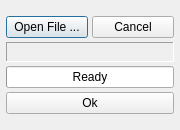
Above: OCTview3R/openpoly.ui from janlazer/UKE-OCTview3R before the change. Below: the same form after it.
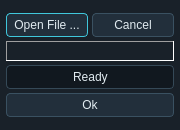
That is the form after the change. Icons and pictures are not drawn.

Commit message: Refresh Designer-driven UI, paper, and release materials

```diff
--- a/OCTview3R/openpoly.ui
+++ b/OCTview3R/openpoly.ui
@@ -2,6 +2,405 @@
 <ui version="4.0">
  <class>OpenPoly</class>
  <widget class="QDialog" name="OpenPoly">
+  <property name="palette">
+   <palette>
+    <active>
+     <colorrole role="Window"><brush brushstyle="SolidPattern"><color alpha="255"><red>25</red><green>33</green><blue>41</blue></color></brush></colorrole>
+     <colorrole role="WindowText"><brush brushstyle="SolidPattern"><color alpha="255"><red>225</red><green>235</green><blue>240</blue></color></brush></colorrole>
+     <colorrole role="Base"><brush brushstyle="SolidPattern"><color alpha="255"><red>17</red><green>24</green><blue>31</blue></color></brush></colorrole>
+     <colorrole role="AlternateBase"><brush brushstyle="SolidPattern"><color alpha="255"><red>38</red><green>51</green><blue>63</blue></color></brush></colorrole>
+     <colorrole role="ToolTipBase"><brush brushstyle="SolidPattern"><color alpha="255"><red>31</red><green>45</green><blue>56</blue></color></brush></colorrole>
+     <colorrole role="ToolTipText"><brush brushstyle="SolidPattern"><color alpha="255"><red>225</red><green>235</green><blue>240</blue></color></brush></colorrole>
+     <colorrole role="Text"><brush brushstyle="SolidPattern"><color alpha="255"><red>225</red><green>235</green><blue>240</blue></color></brush></colorrole>
+     <colorrole role="Dark"><brush brushstyle="SolidPattern"><color alpha="255"><red>46</red><green>62</green><blue>74</blue></color></brush></colorrole>
+     <colorrole role="Shadow"><brush brushstyle="SolidPattern"><color alpha="255"><red>11</red><green>17</green><blue>23</blue></color></brush></colorrole>
+     <colorrole role="Mid"><brush brushstyle="SolidPattern"><color alpha="255"><red>67</red><green>87</green><blue>102</blue></color></brush></colorrole>
+     <colorrole role="Midlight"><brush brushstyle="SolidPattern"><color alpha="255"><red>100</red><green>124</green><blue>141</blue></color></brush></colorrole>
+     <colorrole role="Light"><brush brushstyle="SolidPattern"><color alpha="255"><red>123</red><green>146</green><blue>160</blue></color></brush></colorrole>
+     <colorrole role="Button"><brush brushstyle="SolidPattern"><color alpha="255"><red>34</red><green>47</green><blue>59</blue></color></brush></colorrole>
+     <colorrole role="ButtonText"><brush brushstyle="SolidPattern"><color alpha="255"><red>225</red><green>235</green><blue>240</blue></color></brush></colorrole>
+     <colorrole role="BrightText"><brush brushstyle="SolidPattern"><color alpha="255"><red>255</red><green>0</green><blue>0</blue></color></brush></colorrole>
+     <colorrole role="Link"><brush brushstyle="SolidPattern"><color alpha="255"><red>64</red><green>199</green><blue>219</blue></color></brush></colorrole>
+     <colorrole role="LinkVisited"><brush brushstyle="SolidPattern"><color alpha="255"><red>157</red><green>180</green><blue>237</blue></color></brush></colorrole>
+     <colorrole role="Highlight"><brush brushstyle="SolidPattern"><color alpha="255"><red>64</red><green>199</green><blue>219</blue></color></brush></colorrole>
+     <colorrole role="HighlightedText"><brush brushstyle="SolidPattern"><color alpha="255"><red>13</red><green>30</green><blue>38</blue></color></brush></colorrole>
+     <colorrole role="PlaceholderText"><brush brushstyle="SolidPattern"><color alpha="255"><red>146</red><green>166</green><blue>179</blue></color></brush></colorrole>
+    </active>
+    <inactive>
+     <colorrole role="Window"><brush brushstyle="SolidPattern"><color alpha="255"><red>25</red><green>33</green><blue>41</blue></color></brush></colorrole>
+     <colorrole role="WindowText"><brush brushstyle="SolidPattern"><color alpha="255"><red>225</red><green>235</green><blue>240</blue></color></brush></colorrole>
+     <colorrole role="Base"><brush brushstyle="SolidPattern"><color alpha="255"><red>17</red><green>24</green><blue>31</blue></color></brush></colorrole>
+     <colorrole role="AlternateBase"><brush brushstyle="SolidPattern"><color alpha="255"><red>38</red><green>51</green><blue>63</blue></color></brush></colorrole>
+     <colorrole role="ToolTipBase"><brush brushstyle="SolidPattern"><color alpha="255"><red>31</red><green>45</green><blue>56</blue></color></brush></colorrole>
+     <colorrole role="ToolTipText"><brush brushstyle="SolidPattern"><color alpha="255"><red>225</red><green>235</green><blue>240</blue></color></brush></colorrole>
+     <colorrole role="Text"><brush brushstyle="SolidPattern"><color alpha="255"><red>225</red><green>235</green><blue>240</blue></color></brush></colorrole>
+     <colorrole role="Dark"><brush brushstyle="SolidPattern"><color alpha="255"><red>46</red><green>62</green><blue>74</blue></color></brush></colorrole>
+     <colorrole role="Shadow"><brush brushstyle="SolidPattern"><color alpha="255"><red>11</red><green>17</green><blue>23</blue></color></brush></colorrole>
+     <colorrole role="Mid"><brush brushstyle="SolidPattern"><color alpha="255"><red>67</red><green>87</green><blue>102</blue></color></brush></colorrole>
+     <colorrole role="Midlight"><brush brushstyle="SolidPattern"><color alpha="255"><red>100</red><green>124</green><blue>141</blue></color></brush></colorrole>
+     <colorrole role="Light"><brush brushstyle="SolidPattern"><color alpha="255"><red>123</red><green>146</green><blue>160</blue></color></brush></colorrole>
+     <colorrole role="Button"><brush brushstyle="SolidPattern"><color alpha="255"><red>34</red><green>47</green><blue>59</blue></color></brush></colorrole>
+     <colorrole role="ButtonText"><brush brushstyle="SolidPattern"><color alpha="255"><red>225</red><green>235</green><blue>240</blue></color></brush></colorrole>
+     <colorrole role="BrightText"><brush brushstyle="SolidPattern"><color alpha="255"><red>255</red><green>0</green><blue>0</blue></color></brush></colorrole>
+     <colorrole role="Link"><brush brushstyle="SolidPattern"><color alpha="255"><red>64</red><green>199</green><blue>219</blue></color></brush></colorrole>
+     <colorrole role="LinkVisited"><brush brushstyle="SolidPattern"><color alpha="255"><red>157</red><green>180</green><blue>237</blue></color></brush></colorrole>
+     <colorrole role="Highlight"><brush brushstyle="SolidPattern"><color alpha="255"><red>64</red><green>199</green><blue>219</blue></color></brush></colorrole>
+     <colorrole role="HighlightedText"><brush brushstyle="SolidPattern"><color alpha="255"><red>13</red><green>30</green><blue>38</blue></color></brush></colorrole>
+     <colorrole role="PlaceholderText"><brush brushstyle="SolidPattern"><color alpha="255"><red>146</red><green>166</green><blue>179</blue></color></brush></colorrole>
+    </inactive>
+    <disabled>
+     <colorrole role="Window"><brush brushstyle="SolidPattern"><color alpha="255"><red>25</red><green>33</green><blue>41</blue></color></brush></colorrole>
+     <colorrole role="WindowText"><brush brushstyle="SolidPattern"><color alpha="255"><red>123</red><green>141</green><blue>153</blue></color></brush></colorrole>
+     <colorrole role="Base"><brush brushstyle="SolidPattern"><color alpha="255"><red>17</red><green>24</green><blue>31</blue></color></brush></colorrole>
+     <colorrole role="AlternateBase"><brush brushstyle="SolidPattern"><color alpha="255"><red>38</red><green>51</green><blue>63</blue></color></brush></colorrole>
+     <colorrole role="ToolTipBase"><brush brushstyle="SolidPattern"><color alpha="255"><red>31</red><green>45</green><blue>56</blue></color></brush></colorrole>
+     <colorrole role="ToolTipText"><brush brushstyle="SolidPattern"><color alpha="255"><red>225</red><green>235</green><blue>240</blue></color></brush></colorrole>
+     <colorrole role="Text"><brush brushstyle="SolidPattern"><color alpha="255"><red>123</red><green>141</green><blue>153</blue></color></brush></colorrole>
+     <colorrole role="Dark"><brush brushstyle="SolidPattern"><color alpha="255"><red>46</red><green>62</green><blue>74</blue></color></brush></colorrole>
+     <colorrole role="Shadow"><brush brushstyle="SolidPattern"><color alpha="255"><red>11</red><green>17</green><blue>23</blue></color></brush></colorrole>
+     <colorrole role="Mid"><brush brushstyle="SolidPattern"><color alpha="255"><red>67</red><green>87</green><blue>102</blue></color></brush></colorrole>
+     <colorrole role="Midlight"><brush brushstyle="SolidPattern"><color alpha="255"><red>100</red><green>124</green><blue>141</blue></color></brush></colorrole>
+     <colorrole role="Light"><brush brushstyle="SolidPattern"><color alpha="255"><red>123</red><green>146</green><blue>160</blue></color></brush></colorrole>
+     <colorrole role="Button"><brush brushstyle="SolidPattern"><color alpha="255"><red>34</red><green>47</green><blue>59</blue></color></brush></colorrole>
+     <colorrole role="ButtonText"><brush brushstyle="SolidPattern"><color alpha="255"><red>123</red><green>141</green><blue>153</blue></color></brush></colorrole>
+     <colorrole role="BrightText"><brush brushstyle="SolidPattern"><color alpha="255"><red>255</red><green>0</green><blue>0</blue></color></brush></colorrole>
+     <colorrole role="Link"><brush brushstyle="SolidPattern"><color alpha="255"><red>64</red><green>199</green><blue>219</blue></color></brush></colorrole>
+     <colorrole role="LinkVisited"><brush brushstyle="SolidPattern"><color alpha="255"><red>157</red><green>180</green><blue>237</blue></color></brush></colorrole>
+     <colorrole role="Highlight"><brush brushstyle="SolidPattern"><color alpha="255"><red>56</red><green>74</green><blue>87</blue></color></brush></colorrole>
+     <colorrole role="HighlightedText"><brush brushstyle="SolidPattern"><color alpha="255"><red>123</red><green>141</green><blue>153</blue></color></brush></colorrole>
+     <colorrole role="PlaceholderText"><brush brushstyle="SolidPattern"><color alpha="255"><red>146</red><green>166</green><blue>179</blue></color></brush></colorrole>
+    </disabled>
+   </palette>
+  </property>
+  <property name="styleSheet">
+   <string notr="true">/*
+ * OCTview3R compact dark theme: graphite surfaces and cyan OCT-volume accents.
+ * Keep font sizes native; save space through padding, not smaller text.
+ * All static styling, palette and sizing are owned by this Designer form.
+ *
+ * Portions of the visual language are adapted from
+ * Qt-Frameless-Window-DarkStyle by Juergen Skrotzky.
+ * Source: https://github.com/Jorgen-VikingGod/Qt-Frameless-Window-DarkStyle
+ * Licensed under the MIT License; see Resources/darkstyle/LICENSE.txt.
+ */
+
+/* Dock widgets are window boundaries: explicit foreground/surface rules keep
+ * previews independent of Designer's own (possibly light) application palette. */
+QWidget { color: #e1ebf0; }
+QWidget:disabled { color: #7b8d99; }
+QScrollArea, QWidget#dockWidgetContents_3 { background-color: #192129; }
+QMainWindow, QDialog {
+    background-color: #192129;
+    color: #e1ebf0;
+}
+QToolTip {
+    color: #e1ebf0;
+    background-color: #1f2d38;
+    border: 1px solid #40c7db;
+    border-radius: 4px;
+    padding: 3px 5px;
+}
+QMenuBar, QStatusBar {
+    background-color: #11181f;
+    color: #e1ebf0;
+}
+QMenuBar { border-bottom: 1px solid #2e3e4a; }
+QStatusBar { border-top: 1px solid #2e3e4a; }
+QMenuBar::item {
+    padding: 2px 7px;
+    background: transparent;
+}
+QMenuBar::item:selected { background-color: #263d4a; }
+QMenuBar::item:pressed { color: #67d9e8; }
+QMenu {
+    background-color: #1d2933;
+    border: 1px solid #435766;
+}
+QMenu::item { padding: 3px 24px 3px 20px; }
+QMenu::item:selected {
+    color: #e1f8fb;
+    background-color: #244755;
+}
+QMenu::item:disabled { color: #7b8d99; }
+QMenu::separator {
+    height: 1px;
+    margin: 3px 6px;
+    background-color: #354957;
+}
+QToolBar {
+    spacing: 2px;
+    padding: 2px;
+    background-color: #19232c;
+    border: 0;
+    border-bottom: 1px solid #31505e;
+}
+QToolBar::separator {
+    width: 1px;
+    margin: 3px;
+    background-color: #354957;
+}
+QToolButton {
+    min-width: 18px;
+    min-height: 18px;
+    padding: 2px;
+    border: 1px solid transparent;
+    border-radius: 4px;
+    background: transparent;
+}
+QToolButton:hover {
+    border-color: #3c6475;
+    background-color: #263d4a;
+}
+QToolButton:pressed, QToolButton:checked {
+    color: #83e5ef;
+    border-color: #40c7db;
+    background-color: #23414f;
+}
+QToolButton:disabled { color: #7b8d99; }
+QToolButton:focus { border-color: #40c7db; }
+QMainWindow::separator {
+    width: 4px;
+    height: 4px;
+    background-color: #11181f;
+}
+QMainWindow::separator:hover, QSplitter::handle:hover {
+    background-color: #40c7db;
+}
+QDockWidget { background-color: #192129; }
+QDockWidget::title {
+    padding: 3px 6px;
+    background-color: #14212b;
+    border-bottom: 1px solid #31505e;
+    color: #b5dbe5;
+}
+QGroupBox {
+    margin-top: 16px;
+    padding-top: 2px;
+    border: 1px solid #2e3e4a;
+    border-radius: 5px;
+    background-color: #1d2832;
+}
+QGroupBox::title {
+    subcontrol-origin: margin;
+    subcontrol-position: top left;
+    left: 8px;
+    padding: 1px 5px;
+    color: #b5dbe5;
+}
+QTabWidget::pane {
+    border: 1px solid #2e3e4a;
+    border-radius: 3px;
+    background-color: #19232c;
+}
+QTabBar { qproperty-drawBase: 0; }
+QTabBar::tab {
+    min-width: 48px;
+    padding: 3px 7px;
+    margin-right: 2px;
+    color: #9fb5c3;
+    background-color: #14202a;
+    border: 1px solid #2e3e4a;
+    border-bottom: 2px solid transparent;
+    border-top-left-radius: 4px;
+    border-top-right-radius: 4px;
+}
+QTabBar::tab:hover { background-color: #263b49; }
+QTabBar::tab:selected {
+    color: #e1f8fb;
+    background-color: #243744;
+    border-bottom: 2px solid #40c7db;
+}
+QPushButton {
+    min-height: 18px;
+    padding: 2px 6px;
+    border: 1px solid #3a5161;
+    border-radius: 4px;
+    background-color: #222f3b;
+    color: #e1ebf0;
+}
+/* Only the dataset swatch colour changes at runtime; padding stays here. */
+QPushButton#pushButton_pickVolumeColor, QPushButton#pushButton_pickPolyColor {
+    padding: 0;
+    min-height: 18px;
+}
+QPushButton:hover {
+    border-color: #40c7db;
+    background-color: #2c4555;
+}
+QPushButton:focus, QPushButton:default { border-color: #40c7db; }
+QPushButton:pressed, QPushButton:checked {
+    border-color: #40c7db;
+    background-color: #23414f;
+}
+QPushButton:disabled {
+    color: #7b8d99;
+    border-color: #2c3b47;
+    background-color: #1d2832;
+}
+QLineEdit, QComboBox, QSpinBox, QDoubleSpinBox {
+    min-height: 18px;
+    padding: 1px 4px;
+    border: 1px solid #354957;
+    border-radius: 4px;
+    background-color: #11181f;
+    color: #e1ebf0;
+    selection-background-color: #40c7db;
+    selection-color: #0d1e26;
+}
+QLineEdit:hover, QComboBox:hover, QSpinBox:hover, QDoubleSpinBox:hover {
+    border-color: #506b7c;
+}
+QLineEdit:focus, QComboBox:focus, QSpinBox:focus, QDoubleSpinBox:focus {
+    border-color: #40c7db;
+}
+QLineEdit:disabled, QComboBox:disabled, QSpinBox:disabled, QDoubleSpinBox:disabled {
+    color: #7b8d99;
+    border-color: #2c3b47;
+    background-color: #18222b;
+}
+QComboBox { padding-right: 20px; }
+QComboBox::drop-down {
+    width: 18px;
+    border: 0;
+    border-left: 1px solid #354957;
+}
+QComboBox::down-arrow {
+    image: url(:/OCTview3R/Resources/darkstyle/chevron-down.svg);
+    width: 12px;
+    height: 12px;
+}
+QComboBox QAbstractItemView {
+    border: 1px solid #435766;
+    background-color: #1d2933;
+    color: #e1ebf0;
+    selection-background-color: #40c7db;
+    selection-color: #0d1e26;
+}
+QSpinBox, QDoubleSpinBox { padding-right: 18px; }
+QSpinBox::up-button, QDoubleSpinBox::up-button {
+    subcontrol-origin: border;
+    subcontrol-position: top right;
+    width: 16px;
+    border-left: 1px solid #354957;
+    border-top-right-radius: 4px;
+    background-color: #24333f;
+}
+QSpinBox::down-button, QDoubleSpinBox::down-button {
+    subcontrol-origin: border;
+    subcontrol-position: bottom right;
+    width: 16px;
+    border-left: 1px solid #354957;
+    border-bottom-right-radius: 4px;
+    background-color: #24333f;
+}
+QSpinBox::up-button:hover, QDoubleSpinBox::up-button:hover,
+QSpinBox::down-button:hover, QDoubleSpinBox::down-button:hover {
+    background-color: #365566;
+}
+QSpinBox::up-arrow, QDoubleSpinBox::up-arrow {
+    image: url(:/OCTview3R/Resources/darkstyle/chevron-up.svg);
+    width: 10px;
+    height: 10px;
+}
+QSpinBox::down-arrow, QDoubleSpinBox::down-arrow {
+    image: url(:/OCTview3R/Resources/darkstyle/chevron-down.svg);
+    width: 10px;
+    height: 10px;
+}
+QCheckBox { spacing: 4px; }
+QCheckBox::indicator {
+    width: 14px;
+    height: 14px;
+    border: 1px solid #587080;
+    border-radius: 3px;
+    background-color: #11181f;
+}
+QCheckBox::indicator:hover { border-color: #40c7db; }
+QCheckBox::indicator:checked {
+    image: url(:/OCTview3R/Resources/darkstyle/check.svg);
+    border-color: #40c7db;
+    background-color: #40c7db;
+}
+QCheckBox::indicator:disabled { border-color: #354957; background-color: #1b2730; }
+QCheckBox::indicator:checked:disabled { background-color: #68818f; }
+QCheckBox:focus { color: #83e5ef; }
+QProgressBar {
+    min-height: 16px;
+    border: 1px solid #354957;
+    border-radius: 4px;
+    background-color: #11181f;
+    color: #e1ebf0;
+    text-align: center;
+}
+QProgressBar::chunk {
+    border-radius: 3px;
+    background-color: #21687b;
+}
+QSlider::groove:horizontal {
+    height: 5px;
+    border-radius: 2px;
+    background-color: #0f1820;
+}
+QSlider::handle:horizontal {
+    width: 14px;
+    margin: -5px 0;
+    border: 1px solid #55cfdf;
+    border-radius: 7px;
+    background-color: #b9edf3;
+}
+QSlider::handle:horizontal:hover, QSlider::handle:horizontal:pressed {
+    background-color: #40c7db;
+}
+QSlider:focus { border: 1px solid #40c7db; border-radius: 3px; }
+QSlider::sub-page:horizontal { border-radius: 2px; background-color: #40c7db; }
+QSlider::sub-page:horizontal:disabled { background-color: #3b515f; }
+QSlider::handle:horizontal:disabled { border-color: #4b6372; background-color: #334956; }
+QScrollBar:vertical { width: 13px; margin: 0; background: #11181f; }
+QScrollBar::handle:vertical {
+    min-height: 24px;
+    margin: 2px 3px;
+    border-radius: 3px;
+    background-color: #435e70;
+}
+QScrollBar::handle:vertical:hover, QScrollBar::handle:horizontal:hover {
+    background-color: #40c7db;
+}
+QScrollBar::add-line:vertical, QScrollBar::sub-line:vertical { height: 0; background: none; }
+QScrollBar:horizontal { height: 13px; margin: 0; background: #11181f; }
+QScrollBar::handle:horizontal {
+    min-width: 24px;
+    margin: 3px 2px;
+    border-radius: 3px;
+    background-color: #435e70;
+}
+QScrollBar::add-line:horizontal, QScrollBar::sub-line:horizontal { width: 0; background: none; }
+QScrollBar::add-page, QScrollBar::sub-page { background: none; }
+QAbstractItemView, QTableView, QTreeView {
+    alternate-background-color: #192129;
+    background-color: #11181f;
+    border: 1px solid #354957;
+    color: #e1ebf0;
+    selection-background-color: #40c7db;
+    selection-color: #0d1e26;
+}
+QHeaderView::section {
+    padding: 3px 5px;
+    border: 0;
+    border-right: 1px solid #354957;
+    border-bottom: 1px solid #354957;
+    background-color: #24333f;
+}
+QLabel:disabled, QCheckBox:disabled, QRadioButton:disabled, QGroupBox:disabled {
+    color: #7b8d99;
+}
+QWidget#viewerBrandHeader {
+    background-color: #19232c;
+    border-bottom: 1px solid #31505e;
+}
+QLabel#viewerBrandName, QLabel#applicationNameLabel { color: #a8e9f2; }
+QLabel#descriptionLabel, QLabel#technologyLabel { color: #abc0ce; }
+QLabel#versionLabel { color: #68d4e4; }</string>
+  </property>
   <property name="geometry">
    <rect>
     <x>0</x>
```
Left out of the diff: 5 changed lines with no effect on the pictures. The commit also changes 19 other files.
